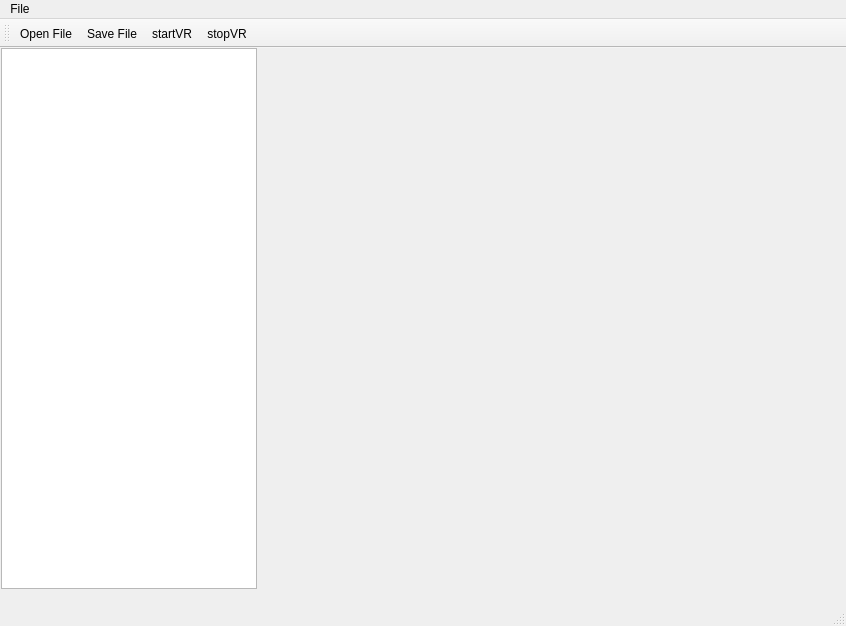
izzamgolamaully/EEEE2076, file mainwindow.ui: the form before one commit.
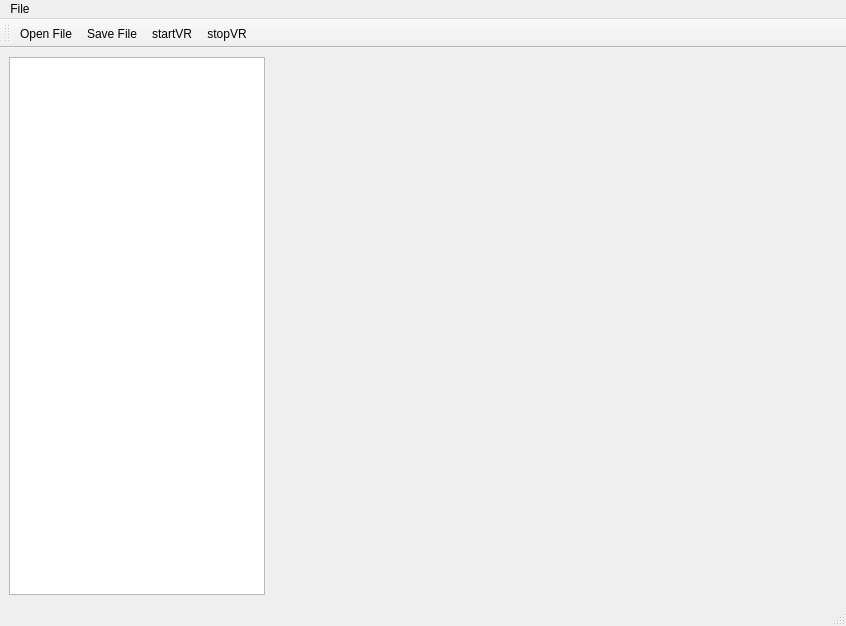
The form after the commit. Icons and pictures are not drawn. Custom widgets are drawn as their Qt base class.

```diff
--- a/mainwindow.ui
+++ b/mainwindow.ui
@@ -14,15 +14,6 @@
    <string>MainWindow</string>
   </property>
   <widget class="QWidget" name="centralwidget">
-   <widget class="QWidget" name="layoutWidget">
-    <property name="geometry">
-     <rect>
-      <x>0</x>
-      <y>0</y>
-      <width>258</width>
-      <height>541</height>
-     </rect>
-    </property>
     <layout class="QHBoxLayout" name="horizontalLayout">
      <item>
       <widget class="QTreeView" name="treeView">
@@ -37,29 +28,10 @@
        </property>
       </widget>
      </item>
-    </layout>
-   </widget>
-   <widget class="QWidget" name="layoutWidget">
-    <property name="geometry">
-     <rect>
-      <x>0</x>
-      <y>0</y>
-      <width>100</width>
-      <height>30</height>
-     </rect>
-    </property>
-    <layout class="QHBoxLayout" name="horizontalLayout_2"/>
-   </widget>
-   <widget class="QVTKOpenGLNativeWidget" name="widget" native="true">
-    <property name="geometry">
-     <rect>
-      <x>260</x>
-      <y>0</y>
-      <width>551</width>
-      <height>541</height>
-     </rect>
-    </property>
-   </widget>
+    <item>
+     <widget class="QVTKOpenGLNativeWidget" name="widget" native="true"/>
+    </item>
+   </layout>
   </widget>
   <widget class="QStatusBar" name="statusbar"/>
   <widget class="QMenuBar" name="menuBar">
```
Lines whose indentation alone changed are shown as unchanged.
